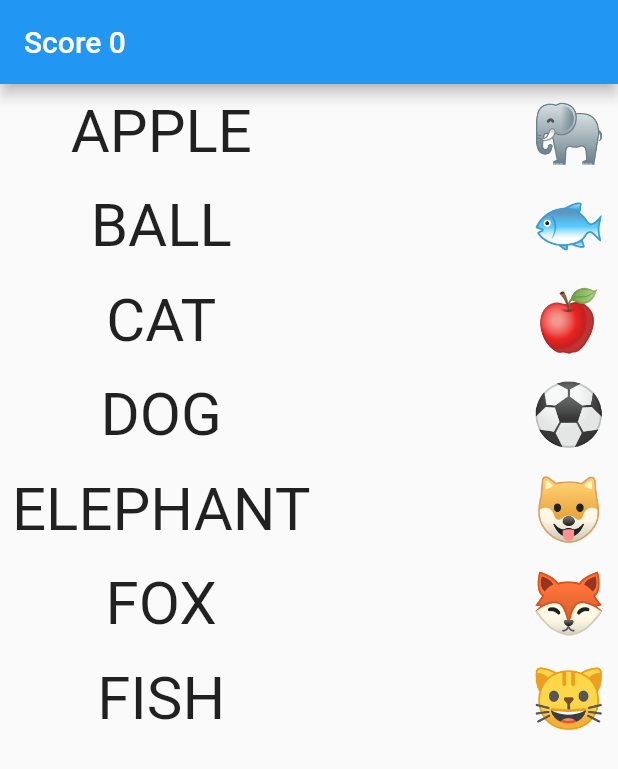
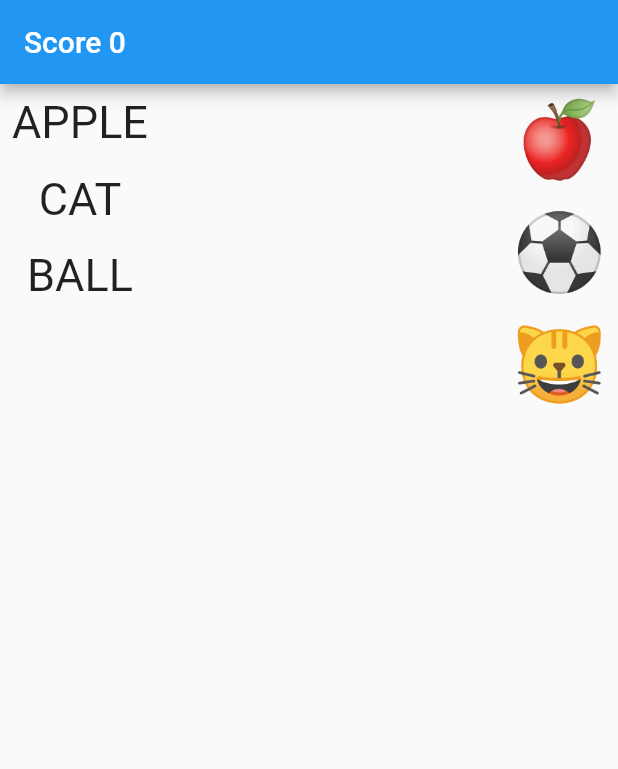
Before and after one commit to sabine33/flutter_drag_drop_match_widget, a Flutter app: the screen it shows after launch, on a phone screen of 412 x 824 dp. Shown: the top 769 px of the screen. Run offline on Flutter 3.47's test engine with Material 2 defaults, Android fonts, the phone set to English and light mode, and no system bars.

Commit message:
Munor fixes

```diff
--- a/example/lib/main.dart
+++ b/example/lib/main.dart
@@ -67,10 +67,11 @@ class _MyAppState extends State<MyApp> {
 
   @override
   void initState() {
-    map.entries.forEach((element) {
-      items.add(DragDropItem.fromMap(element)
-        ..defaultTextStyle = TextStyle(fontSize: 60, color: Colors.red));
-    });
+    items_2.shuffle();
+    // map.entries.forEach((element) {
+    //   items.add(DragDropItem.fromMap(element)
+    //     ..defaultTextStyle = TextStyle(fontSize: 20, color: Colors.red));
+    // });
   }
 
   @override
@@ -87,7 +88,7 @@ class _MyAppState extends State<MyApp> {
           ),
           body: Container(
             child: DragDropWidget(
-                items: items,
+                items: items_2,
                 onMatched: (DragDropItem? item) {
                   score += 10;
                   setState(() {});
```
